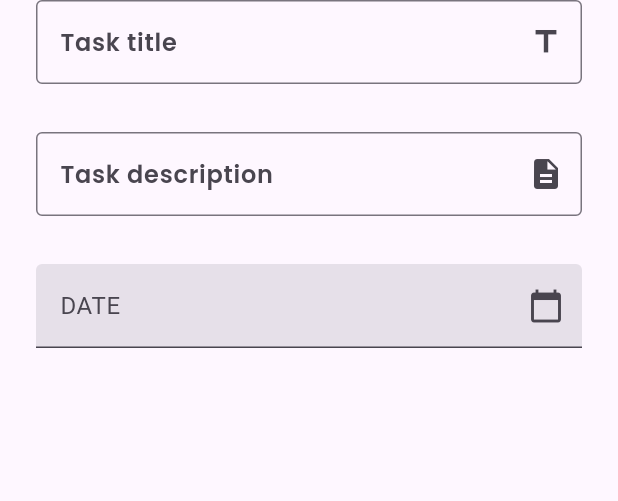
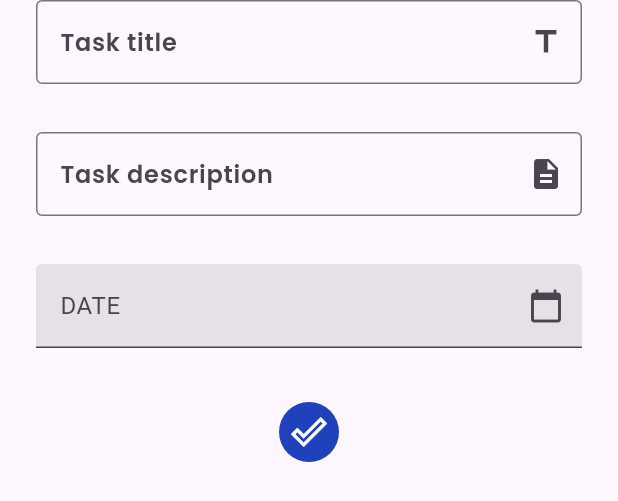
Before and after one commit to ali72-20/task_managment, a Flutter app: the AddTaskFrom widget shown alone on an empty page, opened directly, on a phone screen of 412 x 824 dp. Shown: the top 501 px of the screen. Run offline on Flutter 3.47's test engine with Material 3 defaults, Android fonts, the phone set to English and light mode, and no system bars; our stand-ins replace curved_navigation_bar, dio, fluttertoast, go_router.

Commit message:
end add task form

```diff
--- a/lib/features/add_task/presentation_layer/widgets/add_task_body.dart
+++ b/lib/features/add_task/presentation_layer/widgets/add_task_body.dart
@@ -12,7 +12,7 @@ class AddTaskBody extends StatelessWidget {
         const SizedBox(height: 32,),
         const Text("Add new Task  Here", style: Styles.style24,),
         const SizedBox(height: 32,),
-        AddTaskFrom()
+        AddTaskFrom(),
       ],
     );
   }
--- a/lib/features/add_task/presentation_layer/widgets/add_task_form.dart
+++ b/lib/features/add_task/presentation_layer/widgets/add_task_form.dart
@@ -1,4 +1,5 @@
 import 'package:flutter/material.dart';
+import 'package:go_router/go_router.dart';
 import 'package:task_managment/core/utilites/colors.dart';
 import 'package:task_managment/features/forms/presentation_layer/widgets/input_feild.dart';
 
@@ -54,6 +55,17 @@ class _AddTaskFromState extends State<AddTaskFrom> {
               onTap: () {
                 _selectDate(context);
               },
+            ),
+            const SizedBox(height: 32,),
+              IconButton(
+                style: IconButton.styleFrom(
+                  backgroundColor: kPrimaryColor,
+                  elevation: 12
+                ),
+              icon: const Icon(Icons.done_outline_sharp, color: Colors.white,),
+               onPressed: (){
+
+               },
             )
           ],
         ),
```
